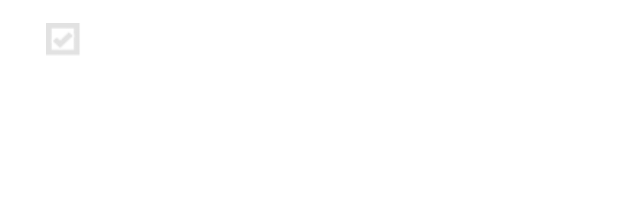
After one commit to WhiteForestApp/WhiteForest-Android, an Android app: the layout item_finished_task.xml on its own in the app's theme, with its tools: preview values and no code run, on a phone screen of 412 x 824 dp. The commit adds this screen. Shown: the top 213 px of the screen. Run offline under Robolectric (Android 15) with nearby library versions, the phone set to English and light mode, and no system bars; Roboto replaces fonts that are not available here.

Commit message:
列表项目

```diff
--- /dev/null
+++ b/app/src/main/res/layout/item_finished_task.xml
@@ -0,0 +1,42 @@
+<?xml version="1.0" encoding="utf-8"?>
+<LinearLayout
+    xmlns:android="http://schemas.android.com/apk/res/android"
+    xmlns:app="http://schemas.android.com/apk/res-auto"
+    android:layout_gravity="center_horizontal"
+    android:layout_width="350dp"
+    android:layout_height="53dp">
+
+    <LinearLayout
+        android:orientation="horizontal"
+        android:layout_width="wrap_content"
+        android:layout_height="match_parent">
+
+        <ImageView
+            android:id="@+id/imageView"
+            android:layout_width="23dp"
+            android:layout_height="22dp"
+            android:layout_gravity="center_vertical"
+            android:scaleType="fitXY"
+            android:layout_centerInParent="true"
+            app:srcCompat="@drawable/checkbox_checked" />
+
+    </LinearLayout>
+
+    <LinearLayout
+        android:orientation="horizontal"
+        android:layout_width="20dp"
+        android:layout_height="match_parent">
+    </LinearLayout>
+
+    <com.freecreator.whiteforest.ui.views.FontTextView
+        android:id="@+id/task_content"
+        android:layout_width="wrap_content"
+        android:layout_height="match_parent"
+        android:gravity="center_vertical"
+        android:textColor="#e2e2e2"
+        android:text=""
+        android:textSize="20sp"/>
+
+
+
+</LinearLayout>
```
Also changed, not shown: app/src/main/java/com/freecreator/whiteforest/ui/views/FontTextView_Bold.java (added, +29 -0 lines), app/src/main/res/layout/item_normal_task.xml (+32 -1 lines), app/src/main/res/drawable-hdpi/checkbox.png (added), app/src/main/res/drawable-hdpi/checkbox_checked.png (added), 2 other files.
